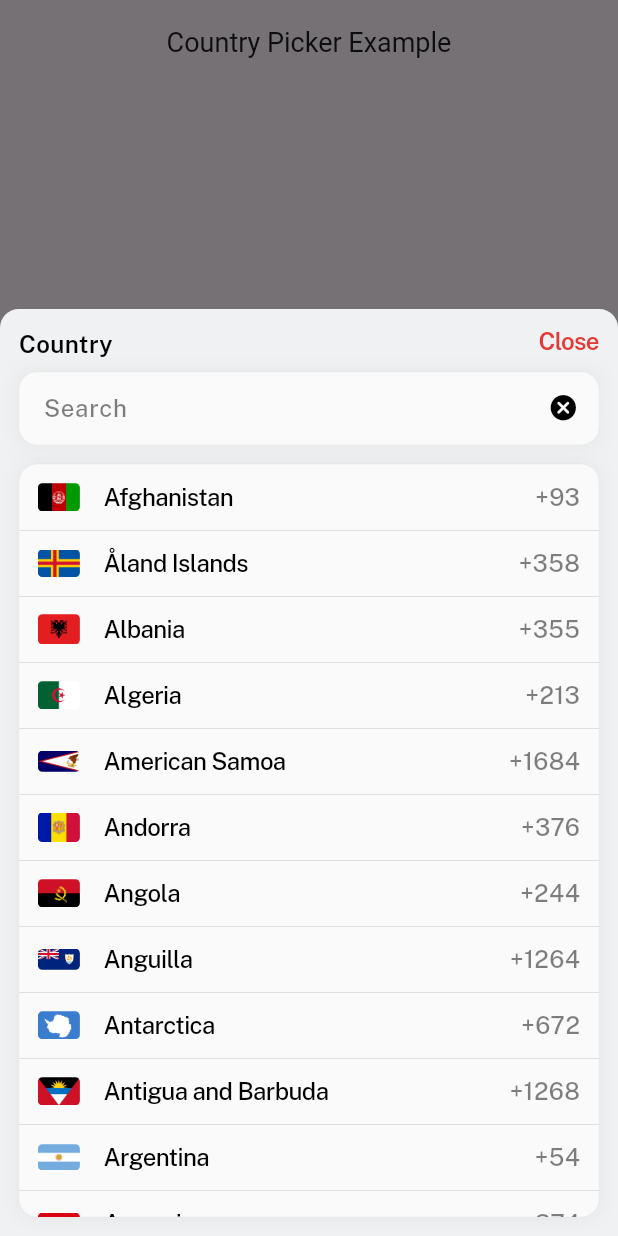
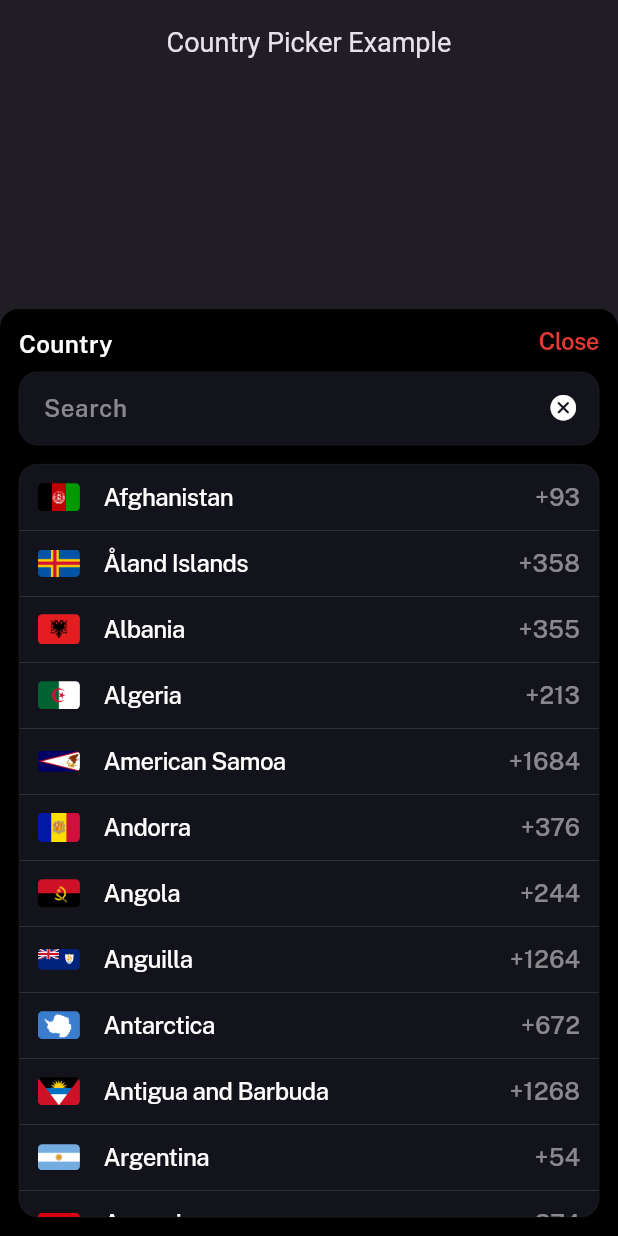
Before and after one commit to UmangPandav/cupertino_country_picker, a Flutter app: the screen it shows after launch, after a tap on "Open Country Picker", on a phone screen of 412 x 824 dp. Run offline on Flutter 3.47's test engine with Material 3 defaults, Android fonts, the phone set to English and light mode, and no system bars; our stand-ins replace simple_animations, supercharged.

Commit message:
chore: update CHANGELOG for version 1.0.2, enhance folder structure, improve type safety, and fix dark mode issues

```diff
--- a/example/lib/main.dart
+++ b/example/lib/main.dart
@@ -1,6 +1,6 @@
-import 'package:cupertino_country_picker/country_model.dart' show CountryModel;
-import 'package:cupertino_country_picker/country_picker_helper.dart';
 import 'package:cupertino_country_picker/cupertino_country_picker.dart';
+import 'package:cupertino_country_picker/helper/country_picker_helper.dart' show CountryPickerHelper;
+import 'package:cupertino_country_picker/model/country_model.dart' show CountryModel;
 import 'package:flutter/material.dart';
 
 void main() {
@@ -14,6 +14,7 @@ class MyApp extends StatelessWidget {
   Widget build(BuildContext context) {
     return MaterialApp(
       debugShowCheckedModeBanner: false,
+      theme: ThemeData(brightness: Brightness.dark),
       home: const HomePage(),
     );
   }
@@ -74,11 +75,7 @@ class _HomePageState extends State<HomePage> {
               onPressed: toggleButton,
               style: ButtonStyle(
                 backgroundColor: WidgetStatePropertyAll(Colors.blue),
-                shape: WidgetStatePropertyAll(
-                  RoundedRectangleBorder(
-                    borderRadius: BorderRadius.circular(10),
-                  ),
-                ),
+                shape: WidgetStatePropertyAll(RoundedRectangleBorder(borderRadius: BorderRadius.circular(10))),
               ),
               child: Text(
                 'Open Country Picker',
--- a/lib/cupertino_country_picker.dart
+++ b/lib/cupertino_country_picker.dart
@@ -1,11 +1,11 @@
-import 'package:cupertino_country_picker/country_picker_helper.dart';
-import 'package:cupertino_country_picker/fade_animation.dart';
+import 'package:flutter/material.dart';
 import 'package:flutter/cupertino.dart' show CupertinoButton, CupertinoListTile;
-import 'package:flutter/material.dart';
-import 'package:cupertino_country_picker/const.dart';
-import 'package:cupertino_country_picker/context.dart';
-import 'package:cupertino_country_picker/country_model.dart' show CountryModel;
-import 'package:cupertino_country_picker/hide_keyboard.dart' show hideKeyboard;
+import 'package:cupertino_country_picker/utils/context.dart';
+import 'package:cupertino_country_picker/helper/country_picker_helper.dart' show CountryPickerHelper;
+import 'package:cupertino_country_picker/utils/const.dart' show borderRadius, defaultPadding, physics;
+import 'package:cupertino_country_picker/utils/hide_keyboard.dart' show hideKeyboard;
+import 'package:cupertino_country_picker/widget/fade_animation.dart' show FadeAnimation;
+import 'package:cupertino_country_picker/model/country_model.dart' show CountryModel;
 
 Future<void> showCupertinoCountryPicker({
   required BuildContext context,
@@ -35,7 +35,7 @@ Future<void> showCupertinoCountryPicker({
     context: context,
     useSafeArea: true,
     isScrollControlled: true,
-    barrierColor: Colors.black54,
+    barrierColor: context.isDark ? Colors.white.withValues(alpha: 0.05) : Colors.black38,
     constraints: BoxConstraints(maxHeight: context.h * 0.75),
     sheetAnimationStyle: AnimationStyle(curve: Curves.bounceInOut),
     backgroundColor: backgroundColor ?? context.theme.scaffoldBackgroundColor,
@@ -147,7 +147,7 @@ Future<void> showCupertinoCountryPicker({
                                 shrinkWrap: true,
                                 physics: physics,
                                 itemCount: filteredList.length,
-                                itemBuilder: (context, index) {
+                                itemBuilder: (_, index) {
                                   final data = filteredList[index];
                                   final isFirst = index == 0;
                                   final isLast =
@@ -189,7 +189,7 @@ Future<void> showCupertinoCountryPicker({
                                     ),
                                   );
                                 },
-                                separatorBuilder: (context, index) {
+                                separatorBuilder: (_, index) {
                                   return context.divider(height: 0);
                                 },
                               ),
--- a/lib/country_picker_helper.dart
+++ b/lib/helper/country_picker_helper.dart
@@ -1,5 +1,5 @@
-import 'package:cupertino_country_picker/country_model.dart';
-import 'gen/assets.gen.dart' show Assets;
+import 'package:cupertino_country_picker/gen/assets.gen.dart' show Assets;
+import 'package:cupertino_country_picker/model/country_model.dart' show CountryModel;
 
 class CountryPickerHelper {
   static final packageName = 'cupertino_country_picker';
--- a/lib/theme_data.dart
+++ b/lib/theme/theme_data.dart
@@ -1,6 +1,6 @@
 // ignore_for_file: deprecated_member_use, non_constant_identifier_names
-import 'package:cupertino_country_picker/country_picker_helper.dart';
 import 'package:cupertino_country_picker/gen/fonts.gen.dart' show FontFamily;
+import 'package:cupertino_country_picker/helper/country_picker_helper.dart' show CountryPickerHelper;
 import 'package:flutter/material.dart';
 
 Color cardColorLight = const Color(0xFFFAFAFA);
--- a/lib/const.dart
+++ b/lib/utils/const.dart
@@ -1,4 +1,4 @@
-import 'package:flutter/cupertino.dart';
+import 'package:flutter/cupertino.dart' show BouncingScrollPhysics, ScrollPhysics;
 
 const double borderRadius = 12.5;
 const double defaultPadding = 12.5;
--- a/lib/hide_keyboard.dart
+++ b/lib/utils/hide_keyboard.dart
@@ -1,5 +1,4 @@
-import 'package:flutter/cupertino.dart'
-    show BuildContext, FocusNode, FocusScope;
+import 'package:flutter/cupertino.dart' show BuildContext, FocusNode, FocusScope;
 
 Future<void> hideKeyboard({required BuildContext context}) async {
   FocusScope.of(context).requestFocus(FocusNode());
--- a/lib/fade_animation.dart
+++ b/lib/widget/fade_animation.dart
@@ -1,6 +1,8 @@
 // ignore_for_file: prefer_const_constructors_in_immutables, use_key_in_widget_constructors, file_names
 import 'package:flutter/material.dart';
-import 'package:simple_animations/simple_animations.dart';
+import 'package:simple_animations/animation_builder/play_animation_builder.dart' show PlayAnimationBuilder;
+import 'package:simple_animations/movie_tween/movie_tween.dart' show MovieTween;
+import 'package:simple_animations/simple_animations.dart' show Movie;
 import 'package:supercharged/supercharged.dart';
 
 enum AniProps { opacity, translateX, translateY }
--- a/pubspec.yaml
+++ b/pubspec.yaml
@@ -2,7 +2,7 @@ name: cupertino_country_picker
 description: "An iOS-style country picker with flags, dial codes, and search—ideal for phone inputs and region selection in Flutter apps."
 repository: https://github.com/UmangPandav/cupertino_country_picker
 
-version: 1.0.1
+version: 1.0.2
 
 environment:
   sdk: ">=3.0.0 <4.0.0"
```
Also changed, not shown: lib/context.dart (deleted, +0 -61 lines), lib/utils/context.dart (added, +64 -0 lines), lib/model/country_model.dart (renamed from lib/country_model.dart), 2 other files.
